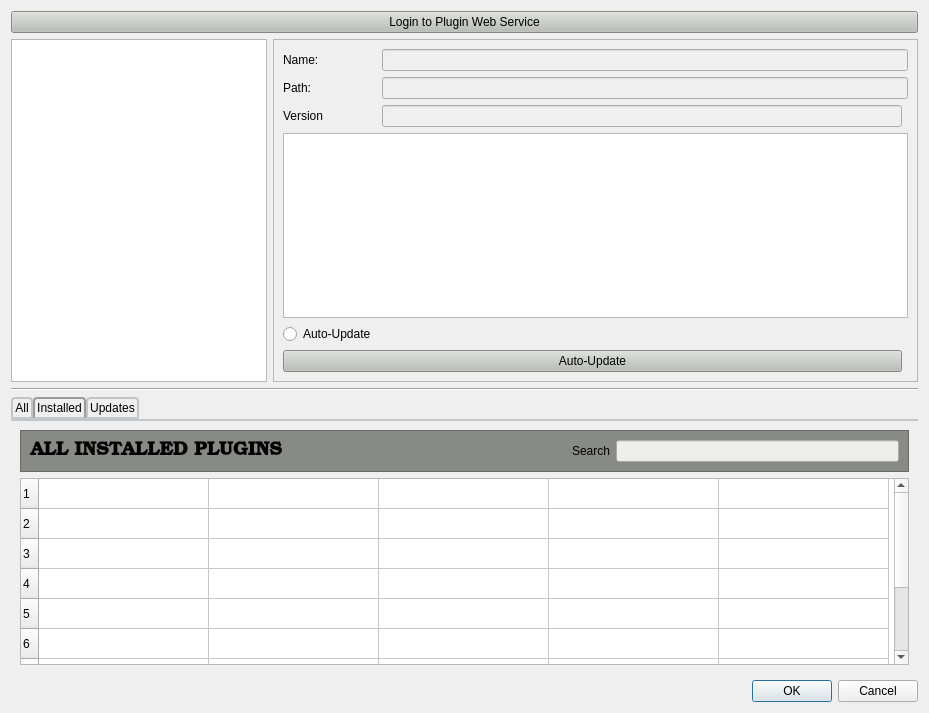
Before: the Qt Designer form mscore/pluginManager.ui in GANGANI/MuseScore, drawn with Qt 5.
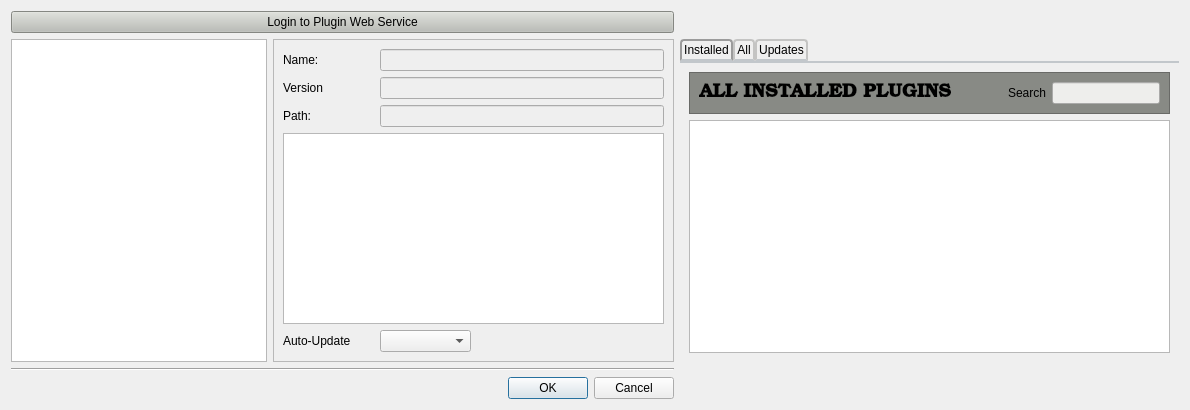
After: the same form once the commit is applied. The open tabs and pages were chosen to show the change.

Commit message: plugin display

```diff
--- a/mscore/pluginManager.ui
+++ b/mscore/pluginManager.ui
@@ -9,8 +9,8 @@
    <rect>
     <x>0</x>
     <y>0</y>
-    <width>929</width>
-    <height>713</height>
+    <width>1190</width>
+    <height>410</height>
    </rect>
   </property>
   <property name="windowTitle">
@@ -20,109 +20,6 @@
    <string notr="true"/>
   </property>
   <layout class="QGridLayout" name="gridLayout">
-   <item row="2" column="1">
-    <widget class="QFrame" name="frame">
-     <property name="sizePolicy">
-      <sizepolicy hsizetype="Expanding" vsizetype="Preferred">
-       <horstretch>0</horstretch>
-       <verstretch>0</verstretch>
-      </sizepolicy>
-     </property>
-     <property name="minimumSize">
-      <size>
-       <width>100</width>
-       <height>0</height>
-      </size>
-     </property>
-     <property name="frameShape">
-      <enum>QFrame::StyledPanel</enum>
-     </property>
-     <property name="frameShadow">
-      <enum>QFrame::Raised</enum>
-     </property>
-     <layout class="QGridLayout" name="gridLayout_4">
-      <item row="2" column="0">
-       <widget class="QLabel" name="label_29">
-        <property name="text">
-         <string>Version</string>
-        </property>
-       </widget>
-      </item>
-      <item row="1" column="1" colspan="2">
-       <widget class="QLineEdit" name="pluginPath">
-        <property name="enabled">
-         <bool>false</bool>
-        </property>
-        <property name="readOnly">
-         <bool>true</bool>
-        </property>
-       </widget>
-      </item>
-      <item row="0" column="0">
-       <widget class="QLabel" name="label_19">
-        <property name="text">
-         <string>Name:</string>
-        </property>
-       </widget>
-      </item>
-      <item row="1" column="0">
-       <widget class="QLabel" name="label_23">
-        <property name="text">
-         <string>Path:</string>
-        </property>
-       </widget>
-      </item>
-      <item row="0" column="1" colspan="2">
-       <widget class="QLineEdit" name="pluginName">
-        <property name="enabled">
-         <bool>false</bool>
-        </property>
-        <property name="readOnly">
-         <bool>true</bool>
-        </property>
-       </widget>
-      </item>
-      <item row="2" column="1">
-       <widget class="QLineEdit" name="pluginVersion">
-        <property name="enabled">
-         <bool>false</bool>
-        </property>
-        <property name="readOnly">
-         <bool>true</bool>
-        </property>
-       </widget>
-      </item>
-      <item row="5" column="0" colspan="3">
-       <widget class="QTextBrowser" name="pluginDescription">
-        <property name="readOnly">
-         <bool>true</bool>
-        </property>
-       </widget>
-      </item>
-      <item row="7" column="0" colspan="2">
-       <widget class="QPushButton" name="AutoUpdate_btn">
-        <property name="styleSheet">
-         <string notr="true">background-color: rgb(186, 189, 182);</string>
-        </property>
-        <property name="text">
-         <string>Auto-Update</string>
-        </property>
-       </widget>
-      </item>
-      <item row="6" column="0">
-       <widget class="QRadioButton" name="radioButton">
-        <property name="styleSheet">
-         <string notr="true">
-font: 75 11pt &quot;Sans&quot;;</string>
-        </property>
-        <property name="text">
-         <string>Auto-Update</string>
-        </property>
-       </widget>
-      </item>
-     </layout>
-    </widget>
-   </item>
    <item row="0" column="0" colspan="2">
     <widget class="QPushButton" name="pushButton_2">
      <property name="styleSheet">
@@ -149,24 +46,14 @@
      </property>
     </widget>
    </item>
-   <item row="10" column="1">
-    <widget class="QDialogButtonBox" name="buttonBox">
-     <property name="orientation">
-      <enum>Qt::Horizontal</enum>
-     </property>
-     <property name="standardButtons">
-      <set>QDialogButtonBox::Cancel|QDialogButtonBox::Ok</set>
-     </property>
-    </widget>
-   </item>
-   <item row="3" column="0" colspan="2">
+   <item row="4" column="0" colspan="2">
     <widget class="Line" name="line">
      <property name="orientation">
       <enum>Qt::Horizontal</enum>
      </property>
     </widget>
    </item>
-   <item row="2" column="0">
+   <item row="3" column="0">
     <widget class="QListWidget" name="pluginList">
      <property name="sizePolicy">
       <sizepolicy hsizetype="Minimum" vsizetype="Expanding">
@@ -191,7 +78,113 @@
      </property>
     </widget>
    </item>
-   <item row="9" column="0" colspan="2">
+   <item row="11" column="1">
+    <widget class="QDialogButtonBox" name="buttonBox">
+     <property name="orientation">
+      <enum>Qt::Horizontal</enum>
+     </property>
+     <property name="standardButtons">
+      <set>QDialogButtonBox::Cancel|QDialogButtonBox::Ok</set>
+     </property>
+    </widget>
+   </item>
+   <item row="3" column="1">
+    <widget class="QFrame" name="frame">
+     <property name="sizePolicy">
+      <sizepolicy hsizetype="Expanding" vsizetype="Preferred">
+       <horstretch>0</horstretch>
+       <verstretch>0</verstretch>
+      </sizepolicy>
+     </property>
+     <property name="minimumSize">
+      <size>
+       <width>100</width>
+       <height>0</height>
+      </size>
+     </property>
+     <property name="frameShape">
+      <enum>QFrame::StyledPanel</enum>
+     </property>
+     <property name="frameShadow">
+      <enum>QFrame::Raised</enum>
+     </property>
+     <layout class="QGridLayout" name="gridLayout_4">
+      <item row="6" column="0">
+       <widget class="QLabel" name="label">
+        <property name="styleSheet">
+         <string notr="true">
+font: 75 11pt &quot;Waree&quot;;</string>
+        </property>
+        <property name="text">
+         <string>Auto-Update</string>
+        </property>
+       </widget>
+      </item>
+      <item row="0" column="0">
+       <widget class="QLabel" name="label_19">
+        <property name="text">
+         <string>Name:</string>
+        </property>
+       </widget>
+      </item>
+      <item row="2" column="0">
+       <widget class="QLabel" name="label_23">
+        <property name="text">
+         <string>Path:</string>
+        </property>
+       </widget>
+      </item>
+      <item row="5" column="0" colspan="4">
+       <widget class="QTextBrowser" name="pluginDescription">
+        <property name="readOnly">
+         <bool>true</bool>
+        </property>
+       </widget>
+      </item>
+      <item row="1" column="1" colspan="3">
+       <widget class="QLineEdit" name="pluginVersion">
+        <property name="enabled">
+         <bool>false</bool>
+        </property>
+        <property name="readOnly">
+         <bool>true</bool>
+        </property>
+       </widget>
+      </item>
+      <item row="2" column="1" colspan="3">
+       <widget class="QLineEdit" name="pluginPath">
+        <property name="enabled">
+         <bool>false</bool>
+        </property>
+        <property name="readOnly">
+         <bool>true</bool>
+        </property>
+       </widget>
+      </item>
+      <item row="1" column="0">
+       <widget class="QLabel" name="label_29">
+        <property name="text">
+         <string>Version</string>
+        </property>
+       </widget>
+      </item>
+      <item row="0" column="1" colspan="3">
+       <widget class="QLineEdit" name="pluginName">
+        <property name="enabled">
+         <bool>false</bool>
+        </property>
+        <property name="readOnly">
+         <bool>true</bool>
+        </property>
+       </widget>
+      </item>
+      <item row="6" column="1">
+       <widget class="QComboBox" name="comboBox"/>
+      </item>
+     </layout>
+    </widget>
+   </item>
+   <item row="3" column="2">
     <widget class="QTabWidget" name="tabWidget">
      <property name="styleSheet">
       <string notr="true">QTabWidget::pane { /* The tab widget frame */
@@ -232,6 +225,74 @@
      <property name="currentIndex">
       <number>0</number>
      </property>
+     <widget class="QWidget" name="Installed">
+      <attribute name="title">
+       <string>Installed</string>
+      </attribute>
+      <layout class="QVBoxLayout" name="verticalLayout_3">
+       <item>
+        <widget class="QFrame" name="frame_8">
+         <property name="styleSheet">
+          <string notr="true">background-color: rgb(136, 138, 133);</string>
+         </property>
+         <property name="frameShape">
+          <enum>QFrame::StyledPanel</enum>
+         </property>
+         <property name="frameShadow">
+          <enum>QFrame::Raised</enum>
+         </property>
+         <layout class="QHBoxLayout" name="horizontalLayout_4">
+          <item>
+           <widget class="QLabel" name="label_11">
+            <property name="font">
+             <font>
+              <family>URW Bookman L</family>
+              <pointsize>14</pointsize>
+              <weight>75</weight>
+              <bold>true</bold>
+             </font>
+            </property>
+            <property name="text">
+             <string>ALL INSTALLED PLUGINS</string>
+            </property>
+           </widget>
+          </item>
+          <item>
+           <spacer name="horizontalSpacer_2">
+            <property name="orientation">
+             <enum>Qt::Horizontal</enum>
+            </property>
+            <property name="sizeHint" stdset="0">
+             <size>
+              <width>40</width>
+              <height>20</height>
+             </size>
+            </property>
+           </spacer>
+          </item>
+          <item>
+           <widget class="QLabel" name="label_12">
+            <property name="text">
+             <string>Search</string>
+            </property>
+           </widget>
+          </item>
+          <item>
+           <widget class="QLineEdit" name="lineEdit_7">
+            <property name="styleSheet">
+             <string notr="true">
+background-color: rgb(238, 238, 236);</string>
+            </property>
+           </widget>
+          </item>
+         </layout>
+        </widget>
+       </item>
+       <item>
+        <widget class="QListWidget" name="all"/>
+       </item>
+      </layout>
+     </widget>
      <widget class="QWidget" name="All">
       <attribute name="title">
        <string>All</string>
@@ -319,128 +380,6 @@
        </item>
       </layout>
      </widget>
-     <widget class="QWidget" name="Installed">
-      <attribute name="title">
-       <string>Installed</string>
-      </attribute>
-      <layout class="QVBoxLayout" name="verticalLayout_3">
-       <item>
-        <widget class="QFrame" name="frame_8">
-         <property name="styleSheet">
-          <string notr="true">background-color: rgb(136, 138, 133);</string>
-         </property>
-         <property name="frameShape">
-          <enum>QFrame::StyledPanel</enum>
-         </property>
-         <property name="frameShadow">
-          <enum>QFrame::Raised</enum>
-         </property>
-         <layout class="QHBoxLayout" name="horizontalLayout_4">
-          <item>
-           <widget class="QLabel" name="label_11">
-            <property name="font">
-             <font>
-              <family>URW Bookman L</family>
-              <pointsize>14</pointsize>
-              <weight>75</weight>
-              <bold>true</bold>
-             </font>
-            </property>
-            <property name="text">
-             <string>ALL INSTALLED PLUGINS</string>
-            </property>
-           </widget>
-          </item>
-          <item>
-           <spacer name="horizontalSpacer_2">
-            <property name="orientation">
-             <enum>Qt::Horizontal</enum>
-            </property>
-            <property name="sizeHint" stdset="0">
-             <size>
-              <width>40</width>
-              <height>20</height>
-             </size>
-            </property>
-           </spacer>
-          </item>
-          <item>
-           <widget class="QLabel" name="label_12">
-            <property name="text">
-             <string>Search</string>
-            </property>
-           </widget>
-          </item>
-          <item>
-           <widget class="QLineEdit" name="lineEdit_7">
-            <property name="styleSheet">
-             <string notr="true">
-background-color: rgb(238, 238, 236);</string>
-            </property>
-           </widget>
-          </item>
-         </layout>
-        </widget>
-       </item>
-       <item>
-        <widget class="QTableWidget" name="tableWidget_5">
-         <property name="enabled">
-          <bool>true</bool>
-         </property>
-         <property name="gridStyle">
-          <enum>Qt::CustomDashLine</enum>
-         </property>
-         <property name="rowCount">
-          <number>10</number>
-         </property>
-         <attribute name="horizontalHeaderVisible">
-          <bool>false</bool>
-         </attribute>
-         <attribute name="horizontalHeaderCascadingSectionResizes">
-          <bool>false</bool>
-         </attribute>
-         <attribute name="horizontalHeaderDefaultSectionSize">
-          <number>170</number>
-         </attribute>
-         <row/>
-         <row/>
-         <row/>
-         <row/>
-         <row/>
-         <row/>
-         <row/>
-         <row/>
-         <row/>
-         <row/>
-         <column>
-          <property name="text">
-           <string>Plugins</string>
-          </property>
-         </column>
-         <column>
-          <property name="text">
-           <string>Author</string>
-          </property>
-         </column>
-         <column>
-          <property name="text">
-           <string>Version</string>
-          </property>
-         </column>
-         <column>
-          <property name="text">
-           <string>Description</string>
-          </property>
-         </column>
-         <column>
-          <property name="text">
-           <string>Installation</string>
-          </property>
-         </column>
-        </widget>
-       </item>
-      </layout>
-     </widget>
      <widget class="QWidget" name="Updates">
       <attribute name="title">
        <string>Updates</string>
```
Left out of the diff: 66 changed lines with no effect on the pictures. The commit also changes 15 other files.
